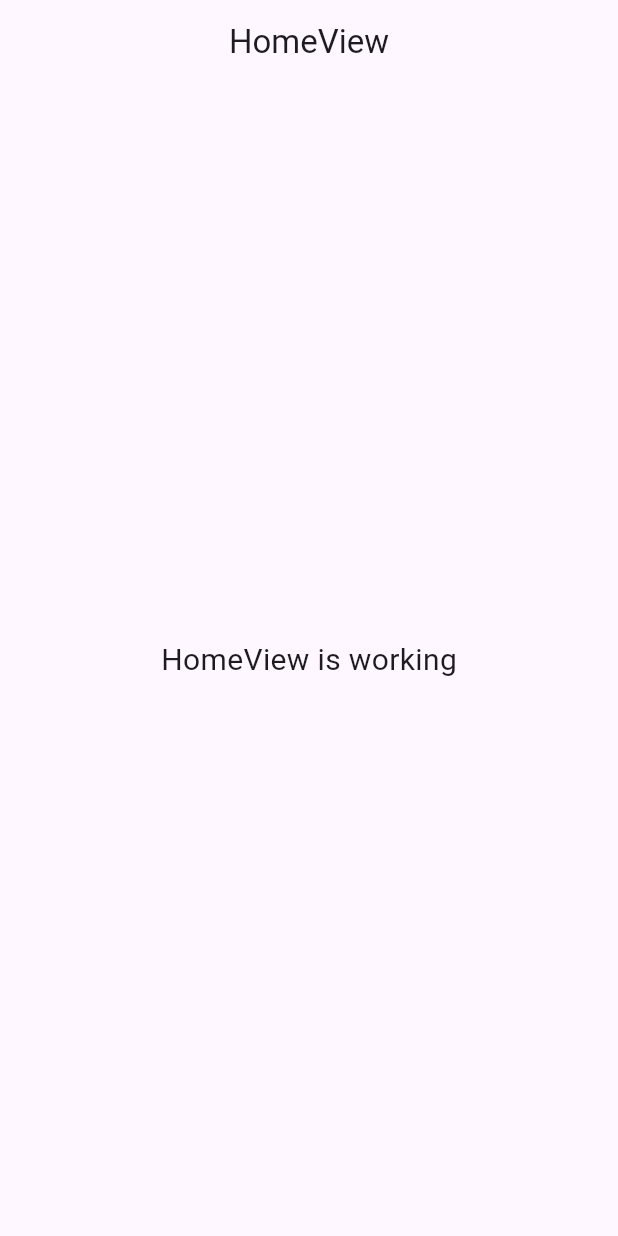
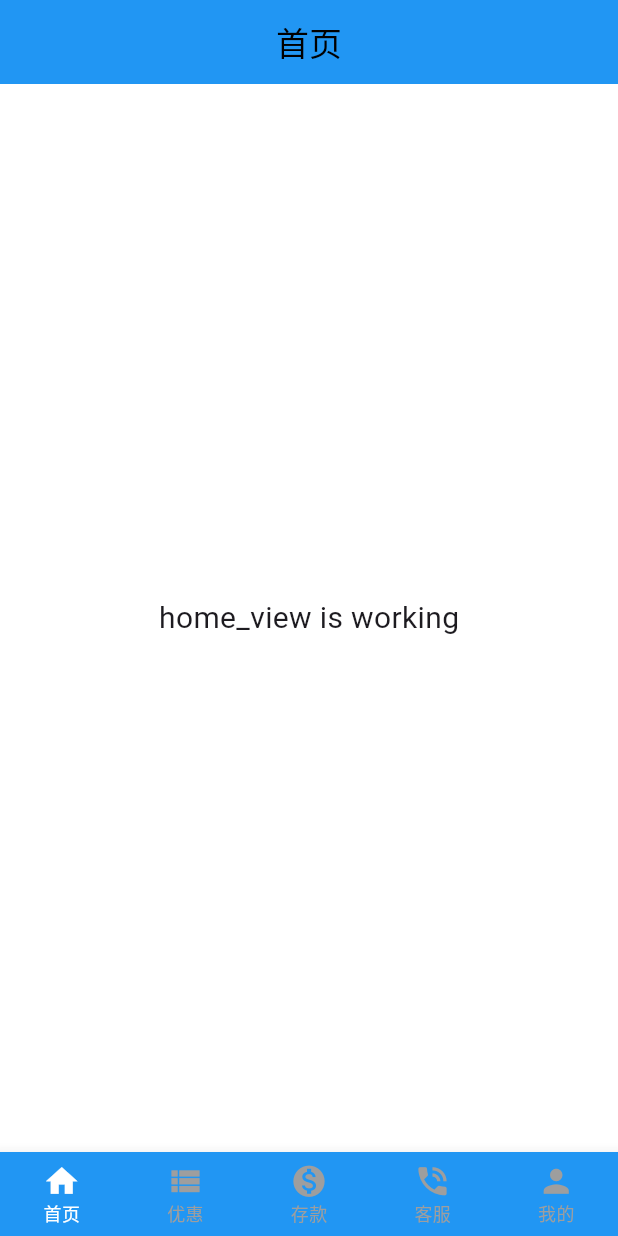
Before and after one commit to wp20248899/sass_h5_1, a Flutter app: the screen it shows after launch, on a phone screen of 412 x 824 dp. Run offline on Flutter 3.47's test engine with Material 3 defaults, Android fonts, the phone set to English and light mode, and no system bars; our stand-ins replace flutter_screenutil, get.

Commit message:
组件添加

```diff
--- a/analysis_options.yaml
+++ b/analysis_options.yaml
@@ -1,6 +1,9 @@
 include: package:flutter_lints/flutter.yaml
 analyzer:
   errors:
+    avoid_print: ignore
     constant_identifier_names: ignore
+    depend_on_referenced_packages: ignore
+    file_names: ignore
     todo: ignore
     unnecessary_overrides: ignore
--- /dev/null
+++ b/lib/app/enums/bottomEnum.dart
@@ -0,0 +1,60 @@
+import 'package:flutter/material.dart';
+import 'package:sass_h5_1/app/modules/deposit/views/deposit_view.dart';
+import 'package:sass_h5_1/app/modules/discount/views/discount_view.dart';
+import 'package:sass_h5_1/app/modules/home/views/home_view.dart';
+import 'package:sass_h5_1/app/modules/kefu/views/kefu_view.dart';
+import 'package:sass_h5_1/app/modules/my/views/my_view.dart';
+import 'package:sass_h5_1/app/routes/app_pages.dart';
+
+// 底部导航切换的菜单组件
+final pages = <Widget>[
+  const HomeView(),
+  const DiscountView(),
+  const KefuView(),
+  const DepositView(),
+  const MyView(),
+];
+
+// 导航标题
+final titles = <String>['首页', '优惠', '存款', '客服', '我的'];
+
+// 底部菜单需要显示的组所有的子项
+final List<BottomNavigationBarItem> bottomNavBarItems = [
+  const BottomNavigationBarItem(icon: Icon(Icons.home), label: '首页'),
+  const BottomNavigationBarItem(icon: Icon(Icons.view_list), label: '优惠'),
+  const BottomNavigationBarItem(icon: Icon(Icons.monetization_on), label: '存款'),
+  const BottomNavigationBarItem(icon: Icon(Icons.phone_in_talk), label: '客服'),
+  const BottomNavigationBarItem(icon: Icon(Icons.person), label: '我的'),
+];
+
+// 定义TabItemData类型
+class TabItemData {
+  final String icon;
+  final String? title;
+  final String route;
+  final Widget view;
+  TabItemData({
+    this.title,
+    required this.icon,
+    required this.route,
+    required this.view,
+  });
+}
+
+List<TabItemData> list = [
+  TabItemData(icon: 'home', route: Routes.HOME, view: HomeView(), title: "首页"),
+  TabItemData(
+    icon: 'discount',
+    route: Routes.DISCOUNT,
+    view: DiscountView(),
+    title: '优惠',
+  ),
+  TabItemData(
+    icon: 'deposit',
+    route: Routes.DEPOSIT,
+    view: DepositView(),
+    title: '存款',
+  ),
+  TabItemData(icon: 'kefu', route: Routes.KEFU, view: KefuView(), title: '客服'),
+  TabItemData(icon: 'my', route: Routes.MY, view: MyView(), title: '我的'),
+];
--- a/lib/app/modules/home/controllers/home_controller.dart
+++ b/lib/app/modules/home/controllers/home_controller.dart
@@ -1,9 +1,6 @@
 import 'package:get/get.dart';
 
 class HomeController extends GetxController {
-  //TODO: Implement HomeController
-
-  final count = 0.obs;
   @override
   void onInit() {
     super.onInit();
@@ -18,6 +15,4 @@ class HomeController extends GetxController {
   void onClose() {
     super.onClose();
   }
-
-  void increment() => count.value++;
 }
--- a/lib/app/modules/home/views/home_view.dart
+++ b/lib/app/modules/home/views/home_view.dart
@@ -1,23 +1,16 @@
 import 'package:flutter/material.dart';
-
 import 'package:get/get.dart';
-
 import '../controllers/home_controller.dart';
 
 class HomeView extends GetView<HomeController> {
   const HomeView({super.key});
+
   @override
   Widget build(BuildContext context) {
     return Scaffold(
-      appBar: AppBar(
-        title: const Text('HomeView'),
-        centerTitle: true,
-      ),
+      appBar: AppBar(title: const Text('首页'), centerTitle: true),
       body: const Center(
-        child: Text(
-          'HomeView is working',
-          style: TextStyle(fontSize: 20),
-        ),
+        child: Text('home_view is working', style: TextStyle(fontSize: 20)),
       ),
     );
   }
--- /dev/null
+++ b/lib/app/modules/layout/views/layout_view.dart
@@ -0,0 +1,26 @@
+import 'package:flutter/material.dart';
+import 'package:get/get.dart';
+import '../controllers/layout_controller.dart';
+import 'package:sass_h5_1/app/enums/bottomEnum.dart';
+
+class LayoutView extends GetView<LayoutController> {
+  const LayoutView({super.key});
+
+  @override
+  Widget build(BuildContext context) {
+    return Scaffold(
+      body: Obx(() => pages[controller.actInx.value]),
+      bottomNavigationBar: Obx(
+        () => BottomNavigationBar(
+          items: bottomNavBarItems,
+          onTap: controller.onTabTapped,
+          currentIndex: controller.actInx.value,
+          iconSize: 25.0,
+          selectedFontSize: 12.0,
+          unselectedFontSize: 12.0,
+          type: BottomNavigationBarType.fixed,
+        ),
+      ),
+    );
+  }
+}
--- a/lib/app/routes/app_routes.dart
+++ b/lib/app/routes/app_routes.dart
@@ -9,6 +9,8 @@ abstract class Routes {
   static const SETTING = _Paths.SETTING;
   static const DEPOSIT = _Paths.DEPOSIT;
   static const NOTICE = _Paths.NOTICE;
+  static const LAYOUT = _Paths.LAYOUT;
+  static const KEFU = _Paths.KEFU;
 }
 
 abstract class _Paths {
@@ -19,4 +21,6 @@ abstract class _Paths {
   static const SETTING = '/setting';
   static const DEPOSIT = '/deposit';
   static const NOTICE = '/notice';
+  static const LAYOUT = '/layout';
+  static const KEFU = '/kefu';
 }
--- a/pubspec.yaml
+++ b/pubspec.yaml
@@ -9,7 +9,10 @@ environment:
 dependencies:
   flutter:
     sdk: flutter
+  flutter_screenutil: ^5.9.3
   get: ^4.7.2
+  # 带有凸起按钮的底部导航栏
+  convex_bottom_bar: ^3.2.0
 
 dev_dependencies:
   flutter_test:
```
Also changed, not shown: lib/app/components/cdAppBar/cdAppBar.dart (added, +54 -0 lines), lib/app/modules/kefu/bindings/kefu_binding.dart (added, +12 -0 lines), lib/app/modules/kefu/controllers/kefu_controller.dart (added, +23 -0 lines), lib/app/modules/kefu/views/kefu_view.dart (added, +18 -0 lines), lib/app/modules/layout/bindings/layout_binding.dart (added, +12 -0 lines), lib/app/modules/layout/controllers/layout_controller.dart (added, +29 -0 lines), lib/app/modules/layout/views/layout_view_copy.dart (added, +26 -0 lines), lib/app/routes/app_pages.dart (+16 -6 lines), lib/main.dart (+30 -5 lines), lib/app/components/cdBottomBar/cdBottomBar.dart (added), lib/app/components/cdScaffold/cdScaffold.dart (added), pubspec.lock, 18 other files.
